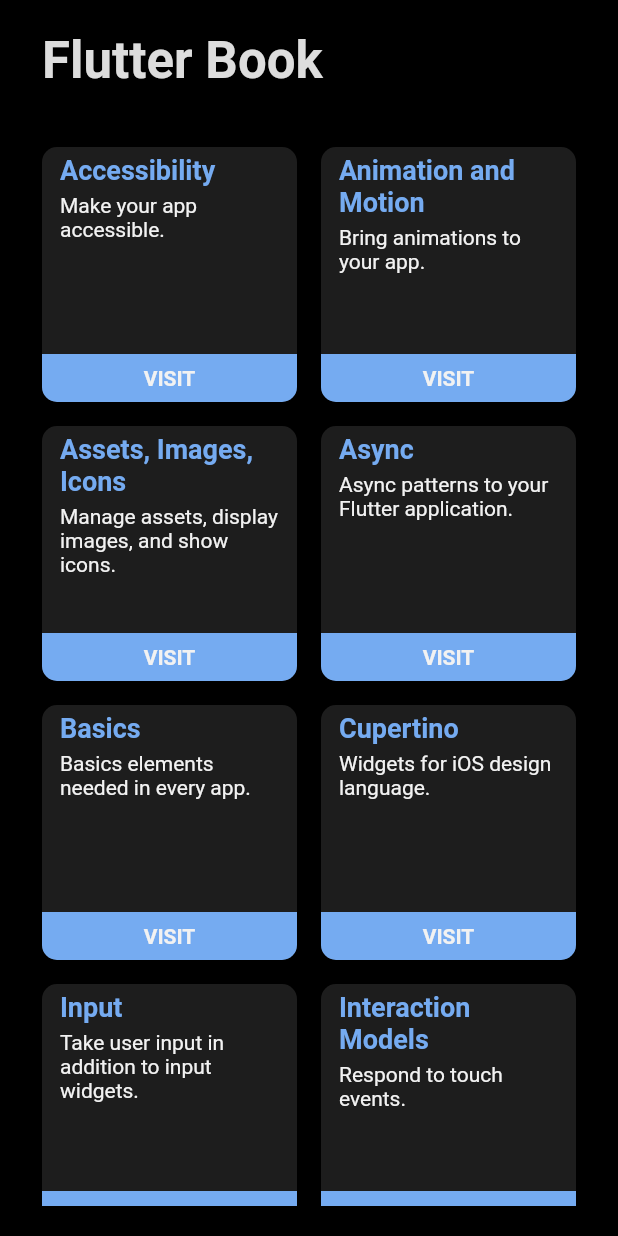
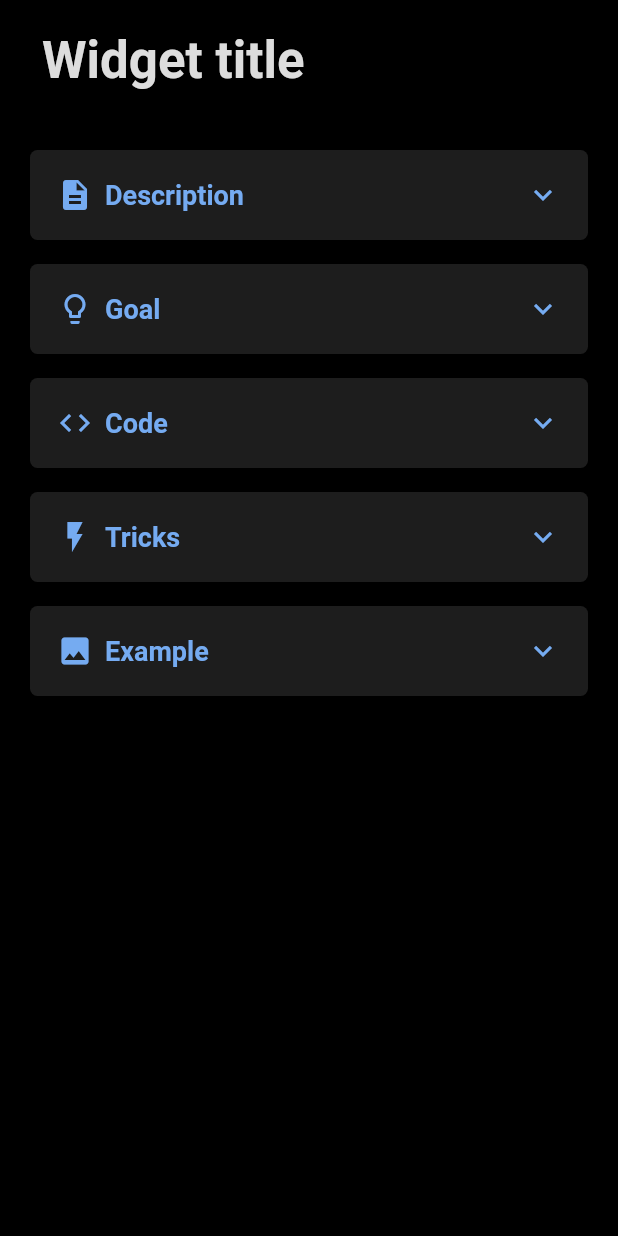
Before and after one commit to GreyImediary/flutter_book, a Flutter app: the screen it shows after launch, on a phone screen of 412 x 824 dp. Run offline on Flutter 3.47's test engine with Material 2 defaults, Android fonts, the phone set to English and light mode, and no system bars; drawn by our look-alikes of expansion_tile_card.

Commit message:
add widget screen

```diff
--- a/lib/data/widget_data.dart
+++ b/lib/data/widget_data.dart
@@ -10,7 +10,7 @@ class WidgetData {
 
 final widgetData = {
   'Accessibility': [
-    WidgetData('ExcludeSemantics', 'A widget that drops all the semantics of its descendants.', '/  ExcludeSemantics', 'ExcludeSemantics'),
+    WidgetData('ExcludeSemantics', 'A widget that drops all the semantics of its descendants.', '/ExcludeSemantics', 'ExcludeSemantics'),
     WidgetData('MergeSemantics', 'A widget that merges the semantics of its descendants.', '/MergeSemantics', 'MergeSemantics'),
     WidgetData('Semantics', 'A widget that annotates the widget tree with a description of the meaning of the widgets.', '/Semantics', 'Semantics')
   ],
--- a/lib/main.dart
+++ b/lib/main.dart
@@ -1,7 +1,7 @@
 import 'package:flutter/material.dart';
 import 'package:flutter_book/data/widget_data.dart';
 import 'package:flutter_book/screens/category_screen.dart';
-import 'package:flutter_book/screens/main_screen.dart';
+import 'package:flutter_book/screens/widget_screen.dart';
 
 void main() {
   runApp(MyApp());
@@ -13,7 +13,7 @@ class MyApp extends StatelessWidget {
     return MaterialApp(
       initialRoute: '/',
       routes: {
-        '/': (context) => MainScreen(),
+        '/': (context) => WidgetScreen(),
         '/accessibility': (context) => CategoryScreen(
               'Accessibility',
               'accessibility',
@@ -50,6 +50,10 @@ class MyApp extends StatelessWidget {
         accentColor: Color(0xff75abf1),
         scaffoldBackgroundColor: Colors.black,
         primaryColorDark: Color(0xff1d1d1d),
+        cardColor: Color(0xff1d1d1d),
+        canvasColor: Color(0xff1d1d1d),
+        unselectedWidgetColor: Color(0xff75abf1),
+        dividerColor: Color(0xff353535),
         textTheme: TextTheme(
           headline4:
               TextStyle(color: Color(0xffdddddd), fontWeight: FontWeight.bold),
--- /dev/null
+++ b/lib/screens/widget_screen.dart
@@ -0,0 +1,156 @@
+import 'package:expansion_tile_card/expansion_tile_card.dart';
+import 'package:flutter/material.dart';
+
+class WidgetScreen extends StatelessWidget {
+  @override
+  Widget build(BuildContext context) {
+    return Scaffold(
+      body: SafeArea(
+        child: Padding(
+          padding: const EdgeInsets.all(20.0),
+          child: ListView(
+            scrollDirection: Axis.vertical,
+            shrinkWrap: true,
+            children: <Widget>[
+              Padding(
+                padding: const EdgeInsets.only(left: 8),
+                child: Hero(
+                  tag: '',
+                  child: Text(
+                    'Widget title',
+                    style: Theme.of(context).textTheme.headline4,
+                  ),
+                ),
+              ),
+              Container(
+                height: 40,
+              ),
+              buildDescription(context),
+              Container(height: 16,),
+              buildGoal(context),
+              Container(height: 16,),
+              buildCode(context),
+              Container(height: 16,),
+              buildTricks(context),
+              Container(height: 16,),
+              buildExample(context),
+            ],
+          ),
+        ),
+      ),
+    );
+  }
+
+  Widget buildDescription(BuildContext context) {
+    return ExpansionTileCard(
+      borderRadius: BorderRadius.circular(5),
+      title: buildTitle(context, 'Description', Icons.description),
+      children: <Widget>[
+        Divider(),
+        Container(
+          padding: EdgeInsets.all(12),
+          decoration: BoxDecoration(
+              color: Theme.of(context).primaryColorDark,
+              borderRadius: BorderRadius.only(
+                  bottomRight: Radius.circular(5),
+                  bottomLeft: Radius.circular(5))),
+          child: Column(),
+        ),
+      ],
+    );
+  }
+
+  Widget buildGoal(BuildContext context) {
+    return ExpansionTileCard(
+      borderRadius: BorderRadius.circular(5),
+      title: buildTitle(context, 'Goal', Icons.lightbulb_outline),
+      children: <Widget>[
+        Divider(),
+        Container(
+          padding: EdgeInsets.all(12),
+          decoration: BoxDecoration(
+              color: Theme.of(context).primaryColorDark,
+              borderRadius: BorderRadius.only(
+                  bottomRight: Radius.circular(5),
+                  bottomLeft: Radius.circular(5))),
+          child: Column(),
+        ),
+      ],
+    );
+  }
+
+  Widget buildCode(BuildContext context) {
+    return ExpansionTileCard(
+      borderRadius: BorderRadius.circular(5),
+      title: buildTitle(context, 'Code', Icons.code),
+      children: <Widget>[
+        Divider(),
+        Container(
+          padding: EdgeInsets.all(12),
+          decoration: BoxDecoration(
+              color: Theme.of(context).primaryColorDark,
+              borderRadius: BorderRadius.only(
+                  bottomRight: Radius.circular(5),
+                  bottomLeft: Radius.circular(5))),
+          child: Column(),
+        ),
+      ],
+    );
+  }
+
+  Widget buildTricks(BuildContext context) {
+    return ExpansionTileCard(
+      borderRadius: BorderRadius.circular(5),
+      title: buildTitle(context, 'Tricks', Icons.flash_on),
+      children: <Widget>[
+        Divider(),
+        Container(
+          padding: EdgeInsets.all(12),
+          decoration: BoxDecoration(
+              color: Theme.of(context).primaryColorDark,
+              borderRadius: BorderRadius.only(
+                  bottomRight: Radius.circular(5),
+                  bottomLeft: Radius.circular(5))),
+          child: Column(),
+        ),
+      ],
+    );
+  }
+
+
+  Widget buildExample(BuildContext context) {
+    return ExpansionTileCard(
+      borderRadius: BorderRadius.circular(5),
+      title: buildTitle(context, 'Example', Icons.image),
+      children: <Widget>[
+        Divider(),
+        Container(
+          padding: EdgeInsets.all(12),
+          decoration: BoxDecoration(
+              color: Theme.of(context).primaryColorDark,
+              borderRadius: BorderRadius.only(
+                  bottomRight: Radius.circular(5),
+                  bottomLeft: Radius.circular(5))),
+          child: Column(),
+        ),
+      ],
+    );
+  }
+
+  Widget buildTitle(BuildContext context, String titleText, IconData icon) {
+    return Row(
+      children: <Widget>[
+        Icon(
+          icon,
+          color: Theme.of(context).accentColor,
+        ),
+        Container(
+          width: 8,
+        ),
+        Text(
+            titleText,
+            style: Theme.of(context).textTheme.headline6,),
+      ],
+    );
+  }
+}
--- a/pubspec.yaml
+++ b/pubspec.yaml
@@ -24,6 +24,7 @@ dependencies:
   # The following adds the Cupertino Icons font to your application.
   # Use with the CupertinoIcons class for iOS style icons.
   cupertino_icons: ^0.1.3
+  expansion_tile_card: ^1.0.3
 
 dev_dependencies:
   flutter_test:
```
Also changed, not shown: pubspec.lock.
